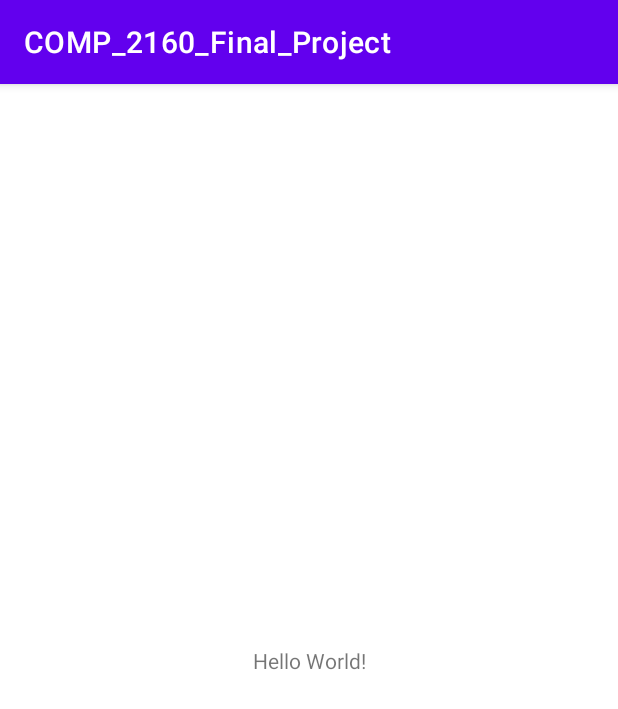
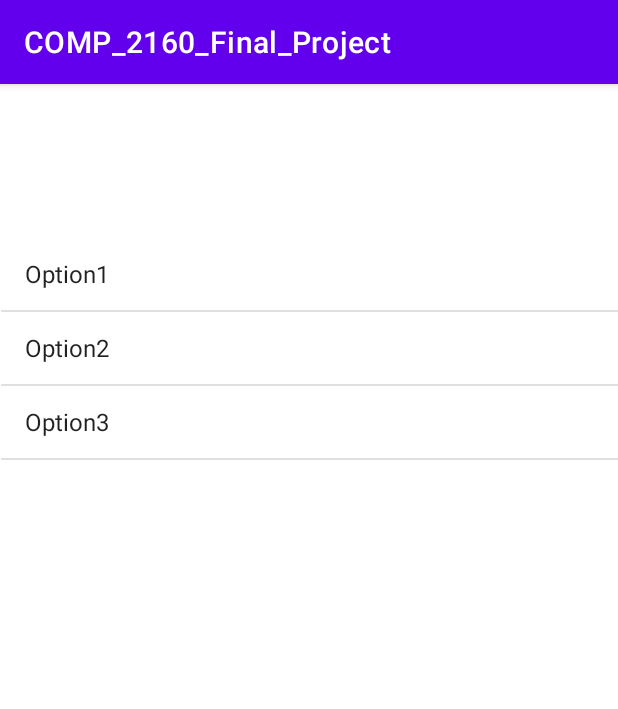
Before and after one commit to Sran-Sandeep/COMP_2160_Final_Project, an Android app: the screen it shows after launch (MainActivity), on a phone screen of 412 x 824 dp. Shown: the top 709 px of the screen. Run offline under Robolectric (Android 15) with nearby library versions, the light colour scheme and no system bars.

Commit message:
Basic list for main page

```diff
--- a/app/src/main/java/com/example/comp_2160_final_project/MainActivity.java
+++ b/app/src/main/java/com/example/comp_2160_final_project/MainActivity.java
@@ -3,12 +3,32 @@ package com.example.comp_2160_final_project;
 import androidx.appcompat.app.AppCompatActivity;
 
 import android.os.Bundle;
+import android.view.View;
+import android.widget.AdapterView;
+import android.widget.ArrayAdapter;
+import android.widget.ListView;
+
+import java.util.ArrayList;
 
 public class MainActivity extends AppCompatActivity {
 
+    String main_list[] = new String[] {"Option1", "Option2", "Option3"};
     @Override
     protected void onCreate(Bundle savedInstanceState) {
         super.onCreate(savedInstanceState);
         setContentView(R.layout.activity_main);
+
+       ListView listView = (ListView) findViewById(R.id.main_listview);
+       ArrayAdapter<String> adapter = new ArrayAdapter<String>(this, android.R.layout.simple_list_item_1,main_list);
+       listView.setAdapter(adapter);
+
+       listView.setOnItemClickListener(new AdapterView.OnItemClickListener() {
+           @Override
+           public void onItemClick(AdapterView<?> parent, View view, int position, long id) {
+               // Link to the next Xml files
+           }
+       });
     }
+
+
 }
--- a/app/src/main/res/layout/activity_main.xml
+++ b/app/src/main/res/layout/activity_main.xml
@@ -6,13 +6,12 @@
     android:layout_height="match_parent"
     tools:context=".MainActivity">
 
-    <TextView
-        android:layout_width="wrap_content"
-        android:layout_height="wrap_content"
-        android:text="Hello World!"
+    <ListView
+        android:id="@+id/main_listview"
+        android:layout_width="411dp"
+        android:layout_height="563dp"
         app:layout_constraintBottom_toBottomOf="parent"
-        app:layout_constraintLeft_toLeftOf="parent"
-        app:layout_constraintRight_toRightOf="parent"
+        app:layout_constraintEnd_toEndOf="parent"
+        app:layout_constraintStart_toStartOf="parent"
         app:layout_constraintTop_toTopOf="parent" />
-
 </androidx.constraintlayout.widget.ConstraintLayout>
```
